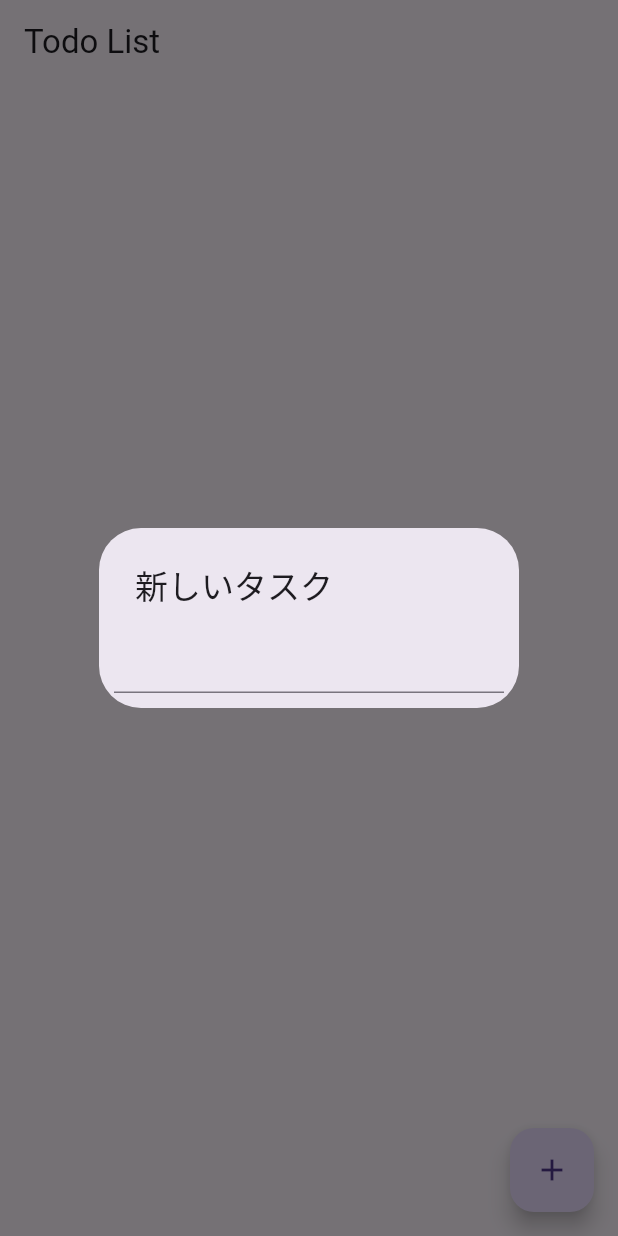
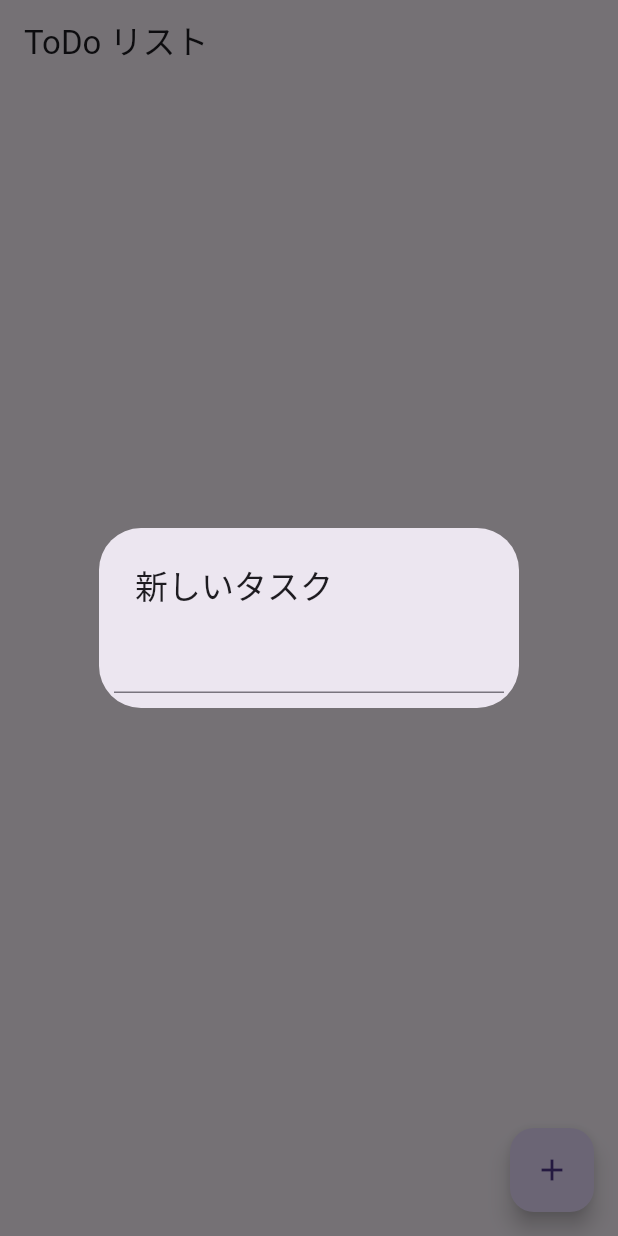
Before and after one commit to ryuprogrammer/TodoApp_Flutter, a Flutter app: the screen it shows after launch, after a tap on the "add" icon, on a phone screen of 412 x 824 dp. Run offline on Flutter 3.47's test engine with Material 3 defaults, Android fonts, the phone set to English and light mode, and no system bars; our stand-ins replace flutter_riverpod, freezed_annotation, riverpod_annotation, supabase_flutter; accounts and stored records are empty; generated files the repository leaves out were written again.

Commit message:
connect widget with provider

```diff
--- a/todoapp/lib/view/todo_list_widget.dart
+++ b/todoapp/lib/view/todo_list_widget.dart
@@ -1,5 +1,6 @@
 import 'package:flutter/material.dart';
 import 'package:flutter_riverpod/flutter_riverpod.dart';
+import 'package:todoapp/provider/todoList_notifier.dart';
 import 'package:todoapp/provider/todo_notifier.dart';
 
 class TodoListWidget extends ConsumerWidget {
@@ -7,11 +8,14 @@ class TodoListWidget extends ConsumerWidget {
 
   @override
   Widget build(BuildContext context, WidgetRef ref) {
+    // データを監視するストリームプロバイダー
     final todoStream = ref.watch(todoNotifierProvider);
+    // データの変更をするノティファイア
+    final todoNotifier = ref.read(todoListNotifierProvider.notifier);
 
     return Scaffold(
       appBar: AppBar(
-        title: Text('Todo List'),
+        title: const Text('ToDo リスト'),
       ),
       body: todoStream.when(
         loading: () => const Center(child: CircularProgressIndicator()),
@@ -55,17 +59,16 @@ class TodoListWidget extends ConsumerWidget {
                 contentPadding: const EdgeInsets.all(10),
                 children: [
                   TextFormField(
-                      // onFieldSubmitted: (value) async {
-                      //   await
-                      //   // dbに保存
-                      // },
-                      ),
+                    onFieldSubmitted: (value) {
+                      todoNotifier.addTodo(value);
+                    },
+                  ),
                 ],
               );
             }),
           );
         },
-        child: Icon(Icons.add),
+        child: const Icon(Icons.add),
       ),
     );
   }
```
